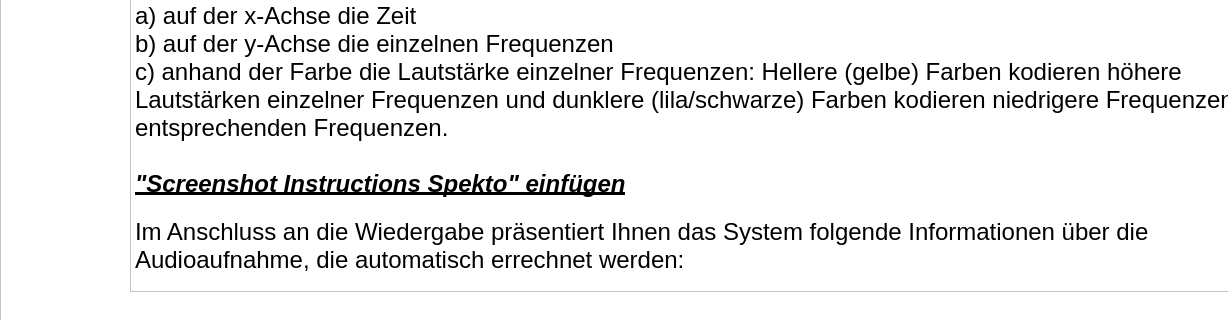
IKI-Lab/auscultation_AI_noise_exp, file forms/group_instruct.ui: the form before one commit; both pictures show x 0 to 1228 and y 439 to 759 of the 1439 by 759 pixel window.
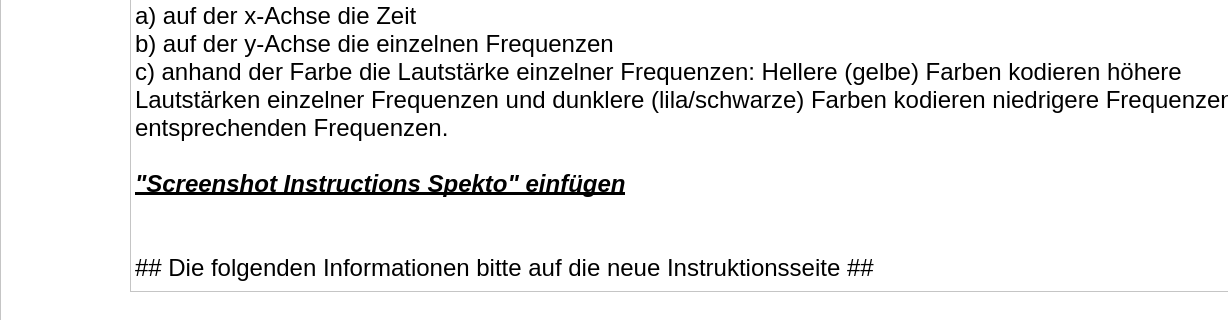
The form after the commit.

The edit to the form file:
```diff
--- a/forms/group_instruct.ui
+++ b/forms/group_instruct.ui
@@ -94,8 +94,13 @@
 &lt;p style=&quot; margin-top:0px; margin-bottom:0px; margin-left:0px; margin-right:0px; -qt-block-indent:0; text-indent:0px;&quot;&gt;&lt;span style=&quot; font-family:'Helvetica Neue'; font-size:18pt;&quot;&gt;b) auf der y-Achse die einzelnen Frequenzen&lt;/span&gt;&lt;/p&gt;
 &lt;p style=&quot; margin-top:0px; margin-bottom:0px; margin-left:0px; margin-right:0px; -qt-block-indent:0; text-indent:0px;&quot;&gt;&lt;span style=&quot; font-family:'Helvetica Neue'; font-size:18pt;&quot;&gt;c) anhand der Farbe die Lautstärke einzelner Frequenzen: Hellere (gelbe) Farben kodieren höhere Lautstärken einzelner Frequenzen und dunklere (lila/schwarze) Farben kodieren niedrigere Frequenzen der entsprechenden Frequenzen.&lt;/span&gt;&lt;/p&gt;
 &lt;p style=&quot;-qt-paragraph-type:empty; margin-top:0px; margin-bottom:0px; margin-left:0px; margin-right:0px; -qt-block-indent:0; text-indent:0px; font-family:'Helvetica Neue'; font-size:18pt;&quot;&gt;&lt;br /&gt;&lt;/p&gt;
-&lt;p style=&quot; margin-top:0px; margin-bottom:0px; margin-left:0px; margin-right:0px; -qt-block-indent:0; text-indent:0px;&quot;&gt;&lt;span style=&quot; font-family:'Helvetica Neue'; font-size:18pt; font-weight:600; font-style:italic; text-decoration: underline;&quot;&gt;&amp;quot;Screenshot Instructions Spekto&amp;quot; einfügen&lt;/span&gt;&lt;span style=&quot; font-family:'Helvetica Neue'; font-size:18pt;&quot;&gt;&lt;br /&gt;&lt;/span&gt;&lt;/p&gt;
-&lt;p style=&quot; margin-top:0px; margin-bottom:0px; margin-left:0px; margin-right:0px; -qt-block-indent:0; text-indent:0px;&quot;&gt;&lt;span style=&quot; font-family:'Helvetica Neue'; font-size:18pt;&quot;&gt;Im Anschluss an die Wiedergabe präsentiert Ihnen das System folgende Informationen über die Audioaufnahme, die automatisch errechnet werden:&lt;/span&gt;&lt;/p&gt;
+&lt;p style=&quot; margin-top:0px; margin-bottom:0px; margin-left:0px; margin-right:0px; -qt-block-indent:0; text-indent:0px;&quot;&gt;&lt;span style=&quot; font-family:'Helvetica Neue'; font-size:18pt; font-weight:600; font-style:italic; text-decoration: underline;&quot;&gt;&amp;quot;Screenshot Instructions Spekto&amp;quot; einfügen&lt;/span&gt;&lt;/p&gt;
+&lt;p style=&quot;-qt-paragraph-type:empty; margin-top:0px; margin-bottom:0px; margin-left:0px; margin-right:0px; -qt-block-indent:0; text-indent:0px; font-family:'Helvetica Neue'; font-size:18pt; font-weight:600; font-style:italic; text-decoration: underline;&quot;&gt;&lt;br /&gt;&lt;/p&gt;
+&lt;p style=&quot;-qt-paragraph-type:empty; margin-top:0px; margin-bottom:0px; margin-left:0px; margin-right:0px; -qt-block-indent:0; text-indent:0px; font-family:'Helvetica Neue'; font-size:18pt; font-weight:600; font-style:italic; text-decoration: underline;&quot;&gt;&lt;br /&gt;&lt;/p&gt;
+&lt;p style=&quot; margin-top:0px; margin-bottom:0px; margin-left:0px; margin-right:0px; -qt-block-indent:0; text-indent:0px;&quot;&gt;&lt;span style=&quot; font-family:'Helvetica Neue'; font-size:18pt;&quot;&gt;## Die folgenden Informationen bitte auf die neue Instruktionsseite ## &lt;/span&gt;&lt;/p&gt;
+&lt;p style=&quot;-qt-paragraph-type:empty; margin-top:0px; margin-bottom:0px; margin-left:0px; margin-right:0px; -qt-block-indent:0; text-indent:0px; font-family:'Helvetica Neue'; font-size:18pt;&quot;&gt;&lt;br /&gt;&lt;/p&gt;
+&lt;p style=&quot; margin-top:0px; margin-bottom:0px; margin-left:0px; margin-right:0px; -qt-block-indent:0; text-indent:0px;&quot;&gt;&lt;span style=&quot; font-size:18pt; font-weight:600;&quot;&gt;Systeminformationen&lt;/span&gt;&lt;span style=&quot; font-family:'Helvetica Neue'; font-size:18pt;&quot;&gt;&lt;br /&gt;&lt;/span&gt;&lt;/p&gt;
+&lt;p style=&quot; margin-top:0px; margin-bottom:0px; margin-left:0px; margin-right:0px; -qt-block-indent:0; text-indent:0px;&quot;&gt;&lt;span style=&quot; font-family:'Helvetica Neue'; font-size:18pt;&quot;&gt;Im Anschluss an die Wiedergabe präsentiert Ihnen das digitale Assistenzsystem folgende Informationen über die Audioaufnahme, die automatisch errechnet werden:&lt;/span&gt;&lt;/p&gt;
 &lt;p style=&quot;-qt-paragraph-type:empty; margin-top:0px; margin-bottom:0px; margin-left:0px; margin-right:0px; -qt-block-indent:0; text-indent:0px; font-family:'Helvetica Neue'; font-size:18pt;&quot;&gt;&lt;br /&gt;&lt;/p&gt;
 &lt;p style=&quot; margin-top:0px; margin-bottom:0px; margin-left:0px; margin-right:0px; -qt-block-indent:0; text-indent:0px;&quot;&gt;&lt;span style=&quot; font-family:'Helvetica Neue'; font-size:18pt;&quot;&gt;    • HR = Heart Rate, gibt den Puls an, also die Anzahl der Herzschläge pro Minute&lt;/span&gt;&lt;/p&gt;
 &lt;p style=&quot; margin-top:0px; margin-bottom:0px; margin-left:0px; margin-right:0px; -qt-block-indent:0; text-indent:0px;&quot;&gt;&lt;span style=&quot; font-family:'Helvetica Neue'; font-size:18pt;&quot;&gt;    • AVG Systole = Mittlere Dauer der Systole (in ms)&lt;/span&gt;&lt;/p&gt;
```
